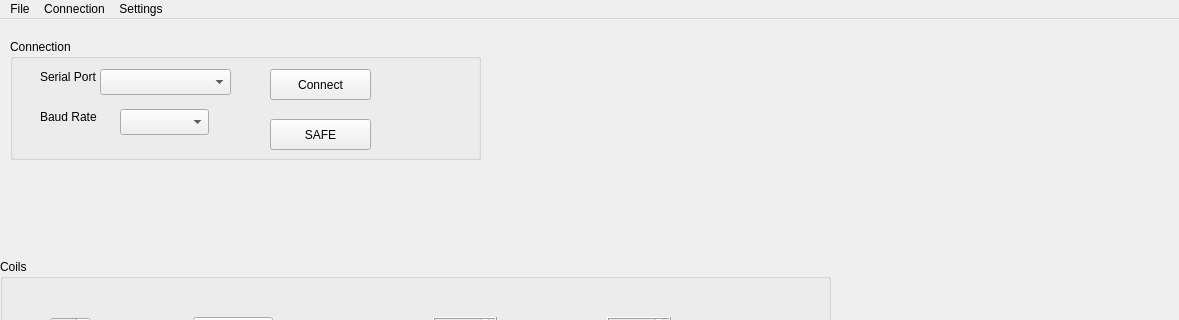
jsmithcarlsbad/MOPS-Cal, file Software/HostApp/CalibratorUI.ui: the form before one commit; both pictures show x 0 to 1179 and y 0 to 320 of the 1179 by 892 pixel window.
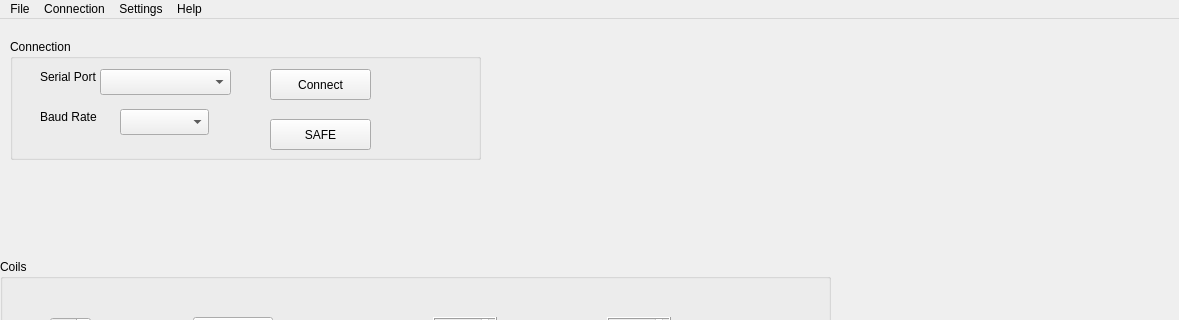
The form after the commit.

Commit message:
Added help dialogs
Calibrator UI 1.1; Coil Driver firmware 3.13 (paired).

Made-with: Cursor

What changed in the file:
```diff
--- a/Software/HostApp/CalibratorUI.ui
+++ b/Software/HostApp/CalibratorUI.ui
@@ -566,9 +566,16 @@
     <addaction name="actionFrequeny"/>
     <addaction name="actionMax_Current"/>
    </widget>
+   <widget class="QMenu" name="menuHelp">
+    <property name="title">
+     <string>Help</string>
+    </property>
+    <addaction name="actionAbout_Calibrator"/>
+   </widget>
    <addaction name="menuFile"/>
    <addaction name="menuConnection"/>
    <addaction name="menuSettings"/>
+   <addaction name="menuHelp"/>
   </widget>
   <widget class="QStatusBar" name="statusbar"/>
   <action name="actionExit">
```
Left out of the diff: 5 changed lines with no effect on the pictures. The commit also changes 2 other files.
